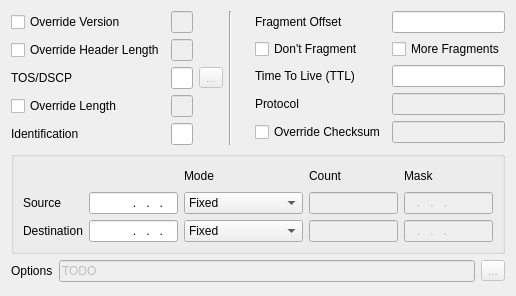
First picture: the form in common/ip4.ui, repository pstavirs/ostinato, before the edit.
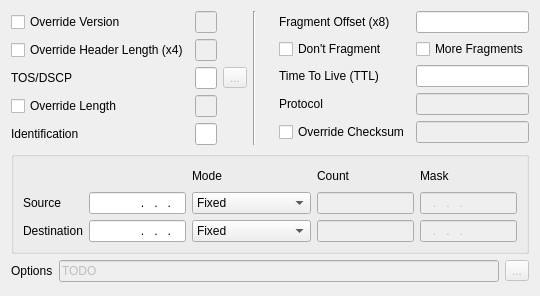
Second picture: the form after the edit.

```diff
--- a/common/ip4.ui
+++ b/common/ip4.ui
@@ -5,7 +5,7 @@
    <rect>
     <x>0</x>
     <y>0</y>
-    <width>504</width>
+    <width>527</width>
     <height>296</height>
    </rect>
   </property>
@@ -35,7 +35,7 @@
      <item row="1" column="0" >
       <widget class="QCheckBox" name="cbIpHdrLenOverride" >
        <property name="text" >
-        <string>Override Header Length</string>
+        <string>Override Header Length (x4)</string>
        </property>
       </widget>
      </item>
@@ -118,7 +118,7 @@
      <item row="0" column="0" >
       <widget class="QLabel" name="label_25" >
        <property name="text" >
-        <string>Fragment Offset</string>
+        <string>Fragment Offset (x8)</string>
        </property>
       </widget>
      </item>
```
